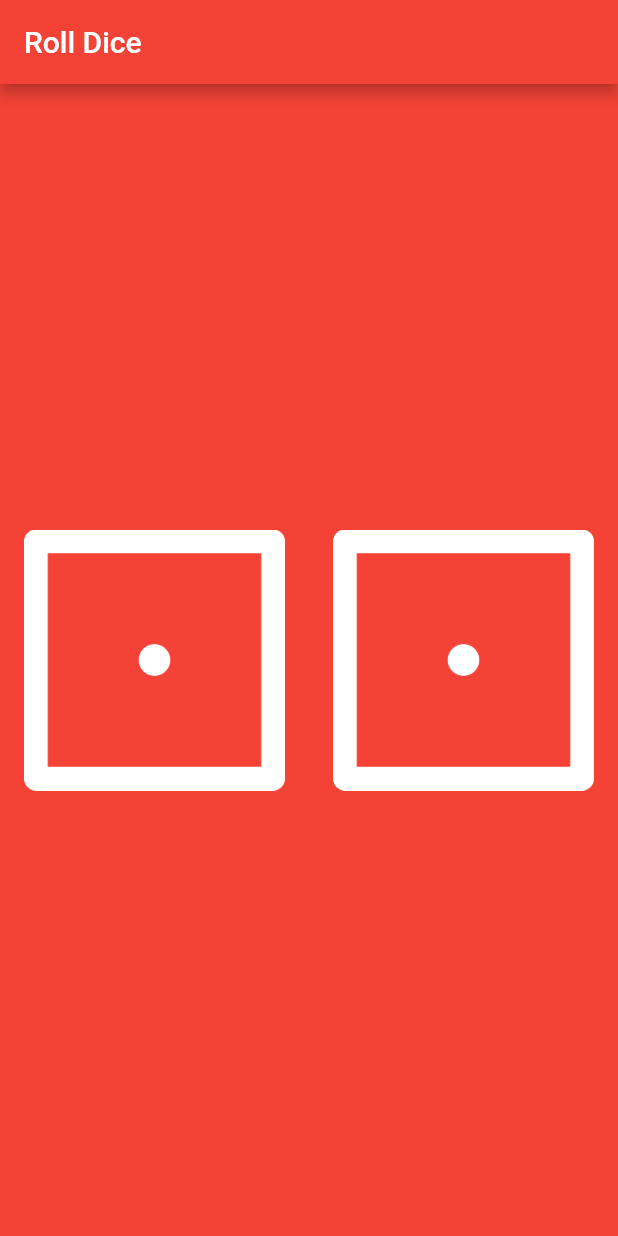
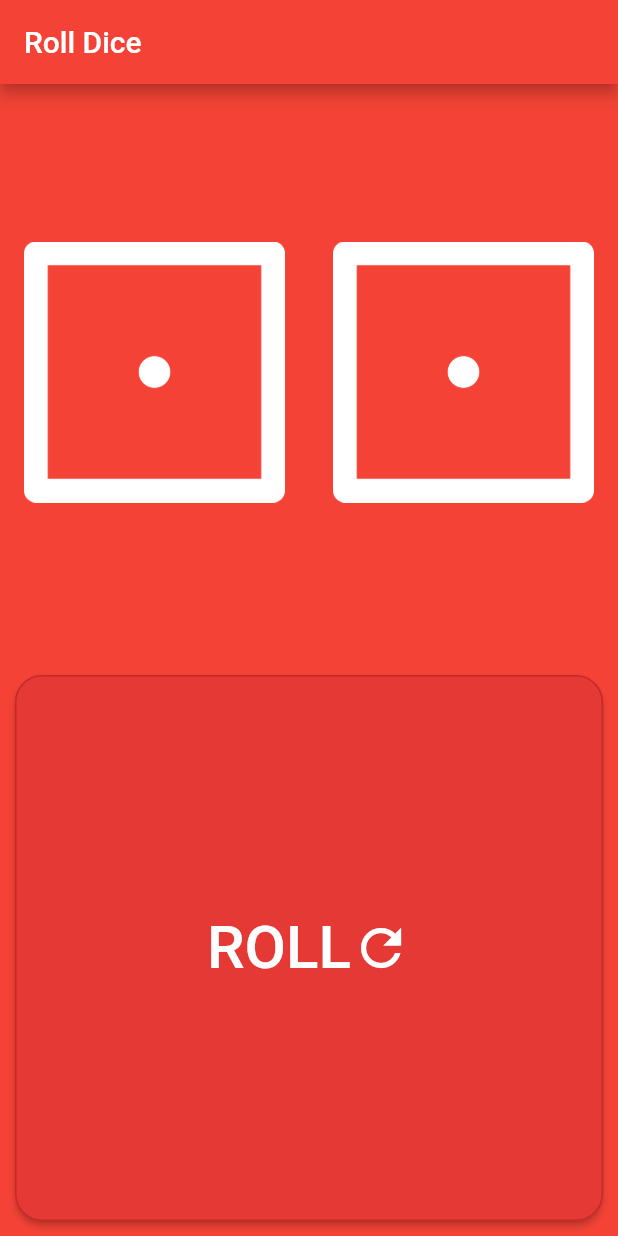
Before and after one commit to v-sauravmohan/Roll-Dice, a Flutter app: the screen it shows after launch, on a phone screen of 412 x 824 dp. Run offline on Flutter 3.47's test engine with Material 2 defaults, Android fonts, the phone set to English and light mode, and no system bars.

Commit message:
Simultaneous roll Button

```diff
--- a/lib/main.dart
+++ b/lib/main.dart
@@ -28,7 +28,12 @@ class _DicePageState extends State<DicePage> {
   @override
   Widget build(BuildContext context) {
     return Center(
+      child: Column(
+        mainAxisAlignment: MainAxisAlignment.center,
+        children: <Widget>[
+          Expanded(
             child: Row(
+              mainAxisAlignment: MainAxisAlignment.center,
               children: <Widget>[
                 Expanded(
                   child: FlatButton(
@@ -52,6 +57,45 @@ class _DicePageState extends State<DicePage> {
                 ),
               ],
             ),
+          ),
+          Expanded(
+            child: Container(
+              width: double.maxFinite,
+              padding: EdgeInsets.all(10.0),
+              child: RaisedButton(
+                color: Colors.red[600],
+                shape: RoundedRectangleBorder(
+                  borderRadius: BorderRadius.circular(18.0),
+                  side: BorderSide(color: Colors.red[800]),
+                ),
+                child: Row(
+                  mainAxisAlignment: MainAxisAlignment.center,
+                  children: <Widget>[
+                    Text(
+                      'ROLL',
+                      style: TextStyle(
+                        color: Colors.white,
+                        fontSize: 40.0,
+                      ),
+                    ),
+                    Icon(
+                      Icons.refresh,
+                      size: 40.0,
+                      color: Colors.white,
+                    ),
+                  ],
+                ),
+                onPressed: () {
+                  setState(() {
+                    rightDieNumber = Random().nextInt(5) + 1;
+                    leftDieNumber = Random().nextInt(5) + 1;
+                  });
+                },
+              ),
+            ),
+          ),
+        ],
+      ),
     );
   }
 }
```
Lines whose indentation alone changed are shown as unchanged.
